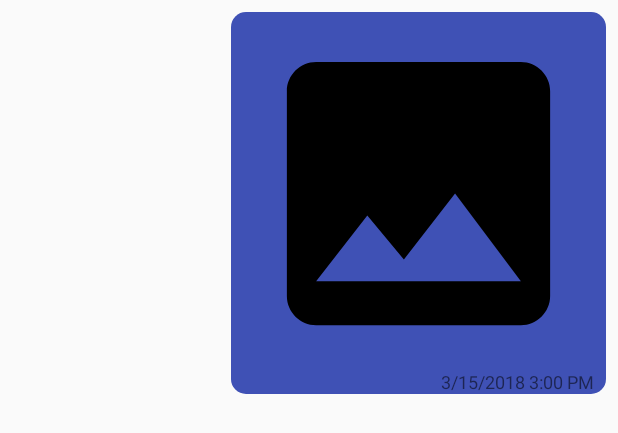
After one commit to Ansk0110/Demo, an Android app: the layout item_image_message.xml on its own in the app's theme, with its tools: preview values and no code run, on a phone screen of 412 x 824 dp. The commit adds this screen. Shown: the top 433 px of the screen. Run offline under Robolectric (Android 15) with nearby library versions, the phone set to English and light mode, and no system bars.

Commit message:
/functionality for sending image messages and the token generation for the notidication system has been added

```diff
--- a/app/build.gradle
+++ b/app/build.gradle
@@ -51,6 +51,7 @@ dependencies {
     implementation 'com.firebaseui:firebase-ui-auth:3.2.2'
     implementation 'com.google.firebase:firebase-storage:16.0.1'
     implementation 'com.firebaseui:firebase-ui-storage:3.2.2'
+    implementation 'com.google.firebase:firebase-messaging:17.0.0'
     //glide
     implementation 'com.github.bumptech.glide:glide:4.6.1'
     kapt 'com.github.bumptech.glide:compiler:4.6.1'
--- a/app/src/main/java/com/example/omniwyse/myapplication/ChatApp/ChatAppSignIn.kt
+++ b/app/src/main/java/com/example/omniwyse/myapplication/ChatApp/ChatAppSignIn.kt
@@ -6,10 +6,12 @@ import android.support.v7.app.AppCompatActivity
 import android.os.Bundle
 import android.util.Log
 import com.example.omniwyse.myapplication.R
+import com.example.omniwyse.myapplication.Service.MyFirebaseInstanceIdService
 import com.example.omniwyse.myapplication.Util.FirestoreUtil
 import com.firebase.ui.auth.AuthUI
 import com.firebase.ui.auth.ErrorCodes
 import com.firebase.ui.auth.IdpResponse
+import com.google.firebase.iid.FirebaseInstanceId
 import kotlinx.android.synthetic.main.activity_chat_app_sign_in.*
 import org.jetbrains.anko.clearTask
 import org.jetbrains.anko.design.longSnackbar
@@ -53,6 +55,10 @@ class ChatAppSignIn : AppCompatActivity() {
                 val progressDailog = indeterminateProgressDialog("Setting up your account")
                 FirestoreUtil.initCurrentUserIfFirstTime {
                     startActivity(intentFor<ChatActivity>().newTask().clearTask())
+
+                    val registrationToken = FirebaseInstanceId.getInstance().token
+
+                    MyFirebaseInstanceIdService.addTokenToFirestore(registrationToken)
                     progressDailog.dismiss()
                 }
                 startActivity(intentFor<ChatActivity>().newTask().clearTask())
--- a/app/src/main/java/com/example/omniwyse/myapplication/model/User.kt
+++ b/app/src/main/java/com/example/omniwyse/myapplication/model/User.kt
@@ -2,6 +2,7 @@ package com.example.omniwyse.myapplication.model
 
 data class User(val name : String,
                 val bio : String,
-                val profilepicturepath: String?) {
-    constructor():this("","",null)
+                val profilepicturepath: String?,
+                val registrationTokens: MutableList<String>) {
+    constructor():this("","",null, mutableListOf())
 }
--- /dev/null
+++ b/app/src/main/res/layout/item_image_message.xml
@@ -0,0 +1,37 @@
+<?xml version="1.0" encoding="utf-8"?>
+<FrameLayout
+    xmlns:android="http://schemas.android.com/apk/res/android"
+    xmlns:tools="http://schemas.android.com/tools"
+    android:layout_width="match_parent"
+    android:layout_height="wrap_content"
+    android:layout_marginTop="8dp"
+    android:layout_marginBottom="8dp"
+    android:layout_marginEnd="8dp"
+    android:layout_marginStart="8dp">
+    <RelativeLayout
+        android:id="@+id/message_root"
+        android:layout_width="wrap_content"
+        android:layout_height="wrap_content"
+        android:layout_gravity="end"
+        android:background="@drawable/rect_round_primary_color">
+        <ImageView
+            android:id="@+id/imageView_message_image"
+            android:layout_width="250dp"
+            android:layout_height="wrap_content"
+            android:scaleType="fitCenter"
+            android:adjustViewBounds="true"
+            android:paddingStart="8dp"
+            android:paddingEnd="8dp"
+            android:paddingTop="4dp"
+            tools:src="@drawable/ic_image_black_24dp" />
+        <TextView
+            android:id="@+id/textView_message_time"
+            android:layout_width="wrap_content"
+            android:layout_height="wrap_content"
+            android:layout_below="@id/imageView_message_image"
+            android:layout_alignEnd="@id/imageView_message_image"
+            android:layout_marginEnd="8dp"
+            android:textSize="12sp"
+            tools:text="3/15/2018 3:00 PM"/>
+    </RelativeLayout>
+</FrameLayout>
```
Also changed, not shown: app/src/main/AndroidManifest.xml (+15 -0 lines), app/src/main/java/com/example/omniwyse/myapplication/ChatScreenActivity.kt (+39 -5 lines), app/src/main/java/com/example/omniwyse/myapplication/Service/MyFirebaseInstanceIdService.kt (added, +29 -0 lines), app/src/main/java/com/example/omniwyse/myapplication/Service/MyFirebaseMessagingService.kt (added, +14 -0 lines), app/src/main/java/com/example/omniwyse/myapplication/Util/FirestoreUtil.kt (+17 -2 lines), app/src/main/java/com/example/omniwyse/myapplication/Util/StorageUtil.kt (+10 -0 lines), app/src/main/java/com/example/omniwyse/myapplication/model/ImageMessage.kt (added, +11 -0 lines), app/src/main/java/com/example/omniwyse/myapplication/recyclerview/item/ImageMessageItem.kt (added, +44 -0 lines), app/src/main/java/com/example/omniwyse/myapplication/recyclerview/item/MessageItem.kt (added, +45 -0 lines), app/src/main/java/com/example/omniwyse/myapplication/recyclerview/item/TextMessageItem.kt (+9 -34 lines).
